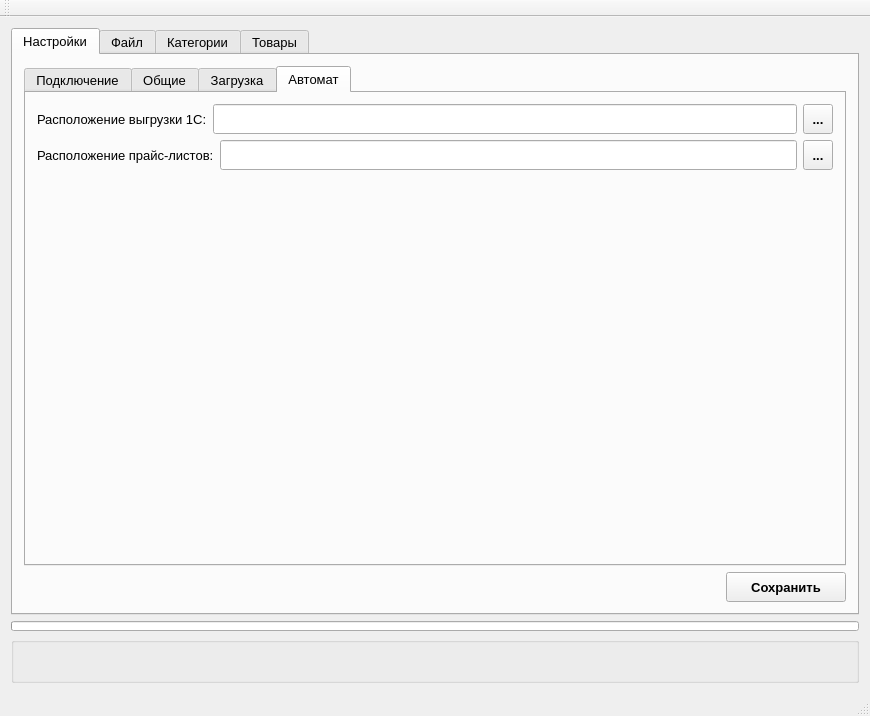
First picture: the form in ocMeridia/ocmeridia.ui, repository Skyrim78/ocMeridia, before the edit.
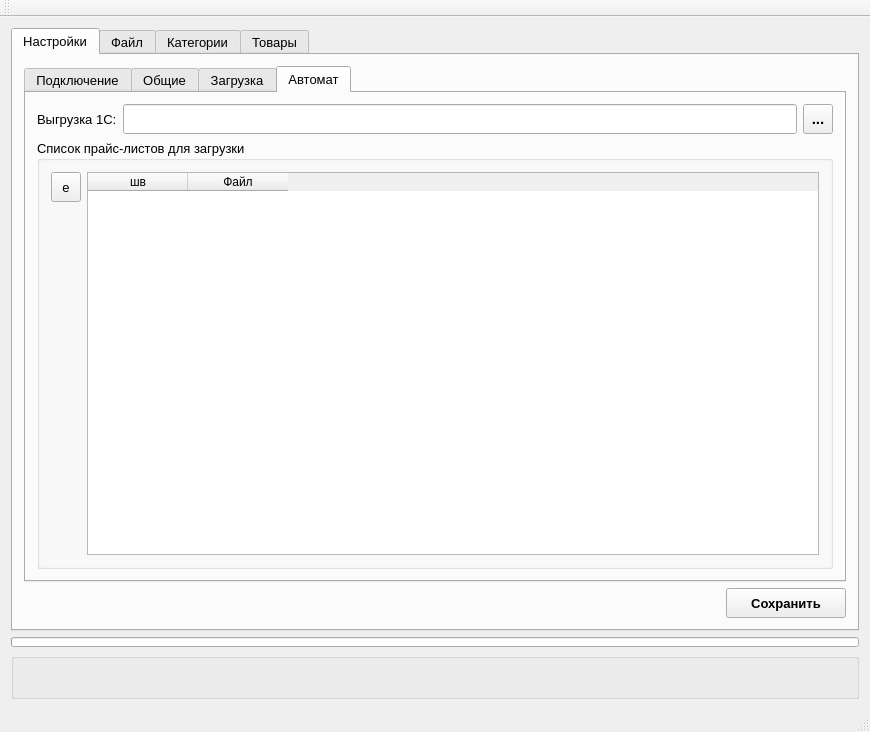
Second picture: the form after the edit. The open tabs and pages were chosen to show the change.

What changed in the file:
```diff
--- a/ocMeridia/ocmeridia.ui
+++ b/ocMeridia/ocmeridia.ui
@@ -7,7 +7,7 @@
     <x>0</x>
     <y>0</y>
     <width>870</width>
-    <height>672</height>
+    <height>732</height>
    </rect>
   </property>
   <property name="font">
@@ -1046,15 +1046,15 @@
                <attribute name="title">
                 <string>Автомат</string>
                </attribute>
-               <layout class="QGridLayout" name="gridLayout_15">
-                <item row="0" column="0">
-                 <layout class="QVBoxLayout" name="verticalLayout_20">
+               <layout class="QVBoxLayout" name="verticalLayout_13">
+                <item>
+                 <layout class="QVBoxLayout" name="verticalLayout_12">
                   <item>
                    <layout class="QHBoxLayout" name="horizontalLayout_28">
                     <item>
                      <widget class="QLabel" name="label_36">
                       <property name="text">
-                       <string>Расположение выгрузки 1С:</string>
+                       <string>Выгрузка 1С:</string>
                       </property>
                      </widget>
                     </item>
@@ -1084,6 +1084,7 @@
                       </property>
                       <property name="font">
                        <font>
+                        <pointsize>11</pointsize>
                         <weight>75</weight>
                         <bold>true</bold>
                        </font>
@@ -1096,63 +1097,67 @@
                    </layout>
                   </item>
                   <item>
-                   <layout class="QHBoxLayout" name="horizontalLayout_29">
-                    <item>
-                     <widget class="QLabel" name="label_37">
-                      <property name="text">
-                       <string>Расположение прайс-листов:</string>
-                      </property>
-                     </widget>
-                    </item>
-                    <item>
-                     <widget class="QLineEdit" name="lineEdit_sD_dirpl">
-                      <property name="minimumSize">
-                       <size>
-                        <width>0</width>
-                        <height>30</height>
-                       </size>
-                      </property>
-                     </widget>
-                    </item>
-                    <item>
-                     <widget class="QToolButton" name="toolButton_dirPL">
-                      <property name="minimumSize">
-                       <size>
-                        <width>30</width>
-                        <height>30</height>
-                       </size>
-                      </property>
-                      <property name="maximumSize">
-                       <size>
-                        <width>30</width>
-                        <height>30</height>
-                       </size>
-                      </property>
-                      <property name="font">
-                       <font>
-                        <weight>75</weight>
-                        <bold>true</bold>
-                       </font>
-                      </property>
-                      <property name="text">
-                       <string>...</string>
-                      </property>
-                     </widget>
-                    </item>
-                   </layout>
-                  </item>
-                  <item>
-                   <spacer name="verticalSpacer_6">
-                    <property name="orientation">
-                     <enum>Qt::Vertical</enum>
+                   <widget class="QGroupBox" name="groupBox_10">
+                    <property name="title">
+                     <string>Список прайс-листов для загрузки</string>
                     </property>
-                    <property name="sizeHint" stdset="0">
-                     <size>
-                      <width>20</width>
-                      <height>40</height>
-                     </size>
-                    </property>
-                   </spacer>
+                    <layout class="QGridLayout" name="gridLayout_15">
+                     <item row="0" column="0">
+                      <layout class="QHBoxLayout" name="horizontalLayout_13">
+                       <item>
+                        <layout class="QVBoxLayout" name="verticalLayout_11">
+                         <item>
+                          <widget class="QToolButton" name="toolButton_pl_edit">
+                           <property name="minimumSize">
+                            <size>
+                             <width>30</width>
+                             <height>30</height>
+                            </size>
+                           </property>
+                           <property name="text">
+                            <string>e</string>
+                           </property>
+                          </widget>
+                         </item>
+                         <item>
+                          <spacer name="verticalSpacer_3">
+                           <property name="orientation">
+                            <enum>Qt::Vertical</enum>
+                           </property>
+                           <property name="sizeHint" stdset="0">
+                            <size>
+                             <width>20</width>
+                             <height>40</height>
+                            </size>
+                           </property>
+                          </spacer>
+                         </item>
+                        </layout>
+                       </item>
+                       <item>
+                        <widget class="QTableWidget" name="tableWidget_priceFiles">
+                         <property name="editTriggers">
+                          <set>QAbstractItemView::NoEditTriggers</set>
+                         </property>
+                         <property name="selectionBehavior">
+                          <enum>QAbstractItemView::SelectRows</enum>
+                         </property>
+                         <column>
+                          <property name="text">
+                           <string>шв</string>
+                          </property>
+                         </column>
+                         <column>
+                          <property name="text">
+                           <string>Файл</string>
+                          </property>
+                         </column>
+                        </widget>
+                       </item>
+                      </layout>
+                     </item>
+                    </layout>
+                   </widget>
                   </item>
                  </layout>
                 </item>
```
Left out of the diff: 239 changed lines with no effect on the pictures.
